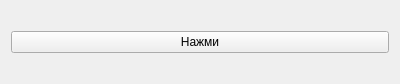
Qt form MyVer/mainwindow.ui (qNickq/QtMessageFilter) before a commit.
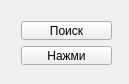
The same form after that commit.

Diff of the .ui file:
```diff
--- a/MyVer/mainwindow.ui
+++ b/MyVer/mainwindow.ui
@@ -6,7 +6,7 @@
    <rect>
     <x>0</x>
     <y>0</y>
-    <width>400</width>
+    <width>129</width>
     <height>84</height>
    </rect>
   </property>
@@ -14,7 +14,23 @@
    <string>MainWindow</string>
   </property>
   <widget class="QWidget" name="centralWidget">
-   <layout class="QHBoxLayout" name="horizontalLayout">
+   <widget class="QWidget" name="">
+    <property name="geometry">
+     <rect>
+      <x>10</x>
+      <y>10</y>
+      <width>113</width>
+      <height>66</height>
+     </rect>
+    </property>
+    <layout class="QVBoxLayout" name="verticalLayout">
+     <item>
+      <widget class="QPushButton" name="pushButton">
+       <property name="text">
+        <string>Поиск</string>
+       </property>
+      </widget>
+     </item>
     <item>
      <widget class="QPushButton" name="mainButton">
       <property name="text">
@@ -23,6 +39,7 @@
      </widget>
     </item>
    </layout>
+   </widget>
   </widget>
  </widget>
  <layoutdefault spacing="6" margin="11"/>
```
Lines whose indentation alone changed are shown as unchanged.
